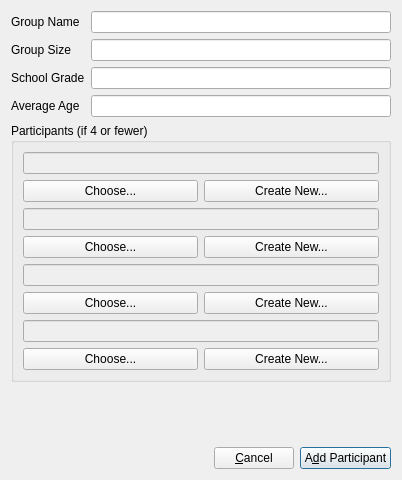
Above: Forms/ui_addGroupParticipantDialog.ui from diana134/afs before the change. Below: the same form after it.
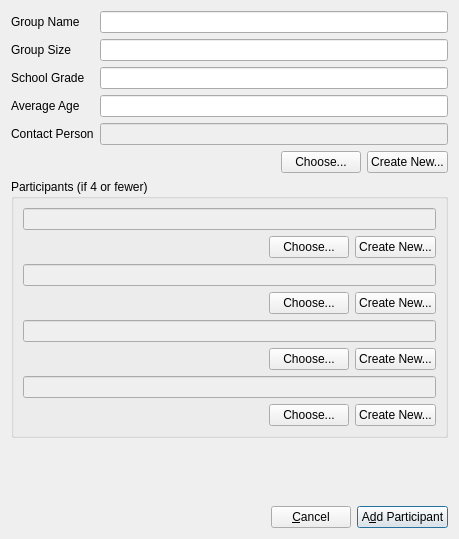
That is the form after the change.

What changed in the file:
```diff
--- a/Forms/ui_addGroupParticipantDialog.ui
+++ b/Forms/ui_addGroupParticipantDialog.ui
@@ -9,8 +9,8 @@
    <rect>
     <x>0</x>
     <y>0</y>
-    <width>402</width>
-    <height>480</height>
+    <width>459</width>
+    <height>539</height>
    </rect>
   </property>
   <property name="windowTitle">
@@ -100,7 +100,21 @@
        </property>
       </widget>
      </item>
-     <item row="4" column="0" colspan="2">
+     <item row="4" column="0">
+      <widget class="QLabel" name="contactPersonLabel">
+       <property name="text">
+        <string>Contact Person</string>
+       </property>
+      </widget>
+     </item>
+     <item row="4" column="1">
+      <widget class="QLineEdit" name="contactPersonLineEdit">
+       <property name="enabled">
+        <bool>false</bool>
+       </property>
+      </widget>
+     </item>
+     <item row="6" column="0" colspan="2">
       <widget class="QGroupBox" name="groupBox">
        <property name="title">
         <string>Participants (if 4 or fewer)</string>
@@ -117,6 +131,19 @@
           </item>
           <item>
            <layout class="QHBoxLayout" name="horizontalLayout_8">
+            <item>
+             <spacer name="horizontalSpacer_3">
+              <property name="orientation">
+               <enum>Qt::Horizontal</enum>
+              </property>
+              <property name="sizeHint" stdset="0">
+               <size>
+                <width>40</width>
+                <height>20</height>
+               </size>
+              </property>
+             </spacer>
+            </item>
             <item>
              <widget class="QPushButton" name="chooseP1Btn">
               <property name="text">
@@ -146,6 +173,19 @@
           </item>
           <item>
            <layout class="QHBoxLayout" name="horizontalLayout_7">
+            <item>
+             <spacer name="horizontalSpacer_4">
+              <property name="orientation">
+               <enum>Qt::Horizontal</enum>
+              </property>
+              <property name="sizeHint" stdset="0">
+               <size>
+                <width>40</width>
+                <height>20</height>
+               </size>
+              </property>
+             </spacer>
+            </item>
             <item>
              <widget class="QPushButton" name="chooseP2Btn">
               <property name="text">
@@ -175,6 +215,19 @@
           </item>
           <item>
            <layout class="QHBoxLayout" name="horizontalLayout_6">
+            <item>
+             <spacer name="horizontalSpacer_5">
+              <property name="orientation">
+               <enum>Qt::Horizontal</enum>
+              </property>
+              <property name="sizeHint" stdset="0">
+               <size>
+                <width>40</width>
+                <height>20</height>
+               </size>
+              </property>
+             </spacer>
+            </item>
             <item>
              <widget class="QPushButton" name="chooseP3Btn">
               <property name="text">
@@ -204,6 +257,19 @@
           </item>
           <item>
            <layout class="QHBoxLayout" name="horizontalLayout_5">
+            <item>
+             <spacer name="horizontalSpacer_6">
+              <property name="orientation">
+               <enum>Qt::Horizontal</enum>
+              </property>
+              <property name="sizeHint" stdset="0">
+               <size>
+                <width>40</width>
+                <height>20</height>
+               </size>
+              </property>
+             </spacer>
+            </item>
             <item>
              <widget class="QPushButton" name="chooseP4Btn">
               <property name="text">
@@ -225,6 +291,37 @@
        </layout>
       </widget>
      </item>
+     <item row="5" column="1">
+      <layout class="QHBoxLayout" name="horizontalLayout_9">
+       <item>
+        <spacer name="horizontalSpacer_2">
+         <property name="orientation">
+          <enum>Qt::Horizontal</enum>
+         </property>
+         <property name="sizeHint" stdset="0">
+          <size>
+           <width>40</width>
+           <height>20</height>
+          </size>
+         </property>
+        </spacer>
+       </item>
+       <item>
+        <widget class="QPushButton" name="chooseContactBtn">
+         <property name="text">
+          <string>Choose...</string>
+         </property>
+        </widget>
+       </item>
+       <item>
+        <widget class="QPushButton" name="createContactBtn">
+         <property name="text">
+          <string>Create New...</string>
+         </property>
+        </widget>
+       </item>
+      </layout>
+     </item>
     </layout>
    </item>
   </layout>
```
Left out of the diff: 34 changed lines with no effect on the pictures.
